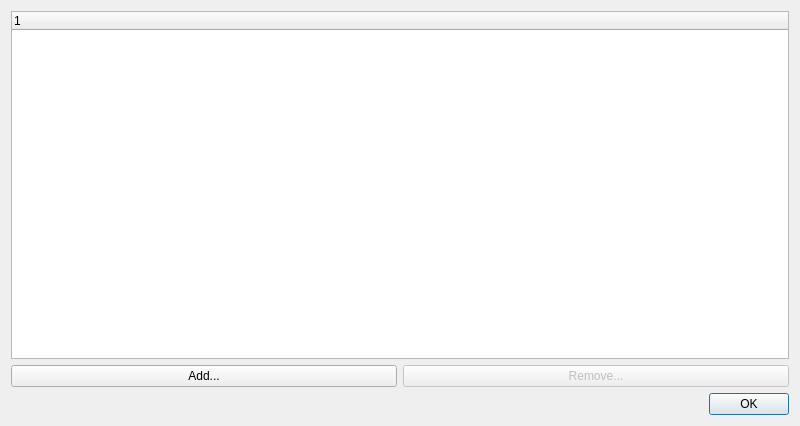
This is vkconfig/dlgcustompaths.ui in LunarG/VulkanTools as Qt 5 draws it before an edit. The edited form follows.
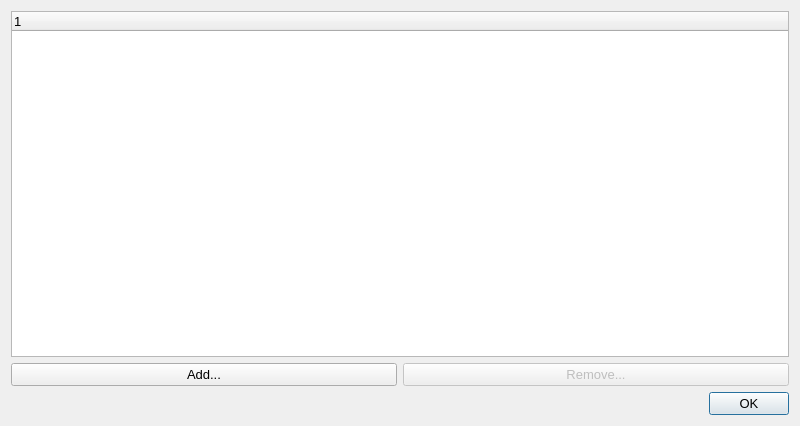
This is the edited form.

Commit message: vkconfig2: All dialogs Arial 10 point

The edit to the form file:
```diff
--- a/vkconfig/dlgcustompaths.ui
+++ b/vkconfig/dlgcustompaths.ui
@@ -19,6 +19,7 @@
   <property name="font">
    <font>
     <family>Arial</family>
+    <pointsize>10</pointsize>
    </font>
   </property>
   <property name="windowTitle">
@@ -27,6 +28,12 @@
   <layout class="QGridLayout" name="gridLayout">
    <item row="0" column="0" colspan="2">
     <widget class="QTreeWidget" name="treeWidget">
+     <property name="font">
+      <font>
+       <family>Arial</family>
+       <pointsize>10</pointsize>
+      </font>
+     </property>
      <column>
       <property name="text">
        <string notr="true">1</string>
@@ -43,6 +50,11 @@
    </item>
    <item row="2" column="0" colspan="2">
     <widget class="QDialogButtonBox" name="buttonBox">
+     <property name="font">
+      <font>
+       <pointsize>10</pointsize>
+      </font>
+     </property>
      <property name="orientation">
       <enum>Qt::Horizontal</enum>
      </property>
```
The commit also changes 7 other files.
